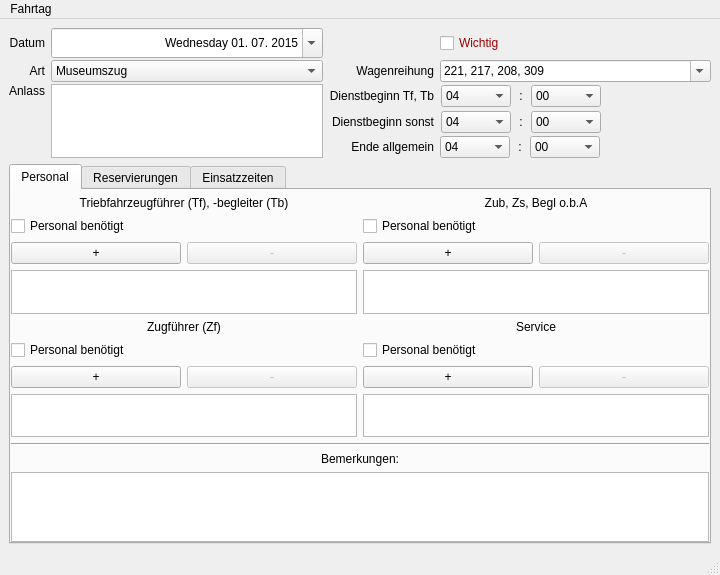
Before: the Qt Designer form Programm/fahrtagwindow.ui in philjosch/Einsatzplaner, drawn with Qt 5.
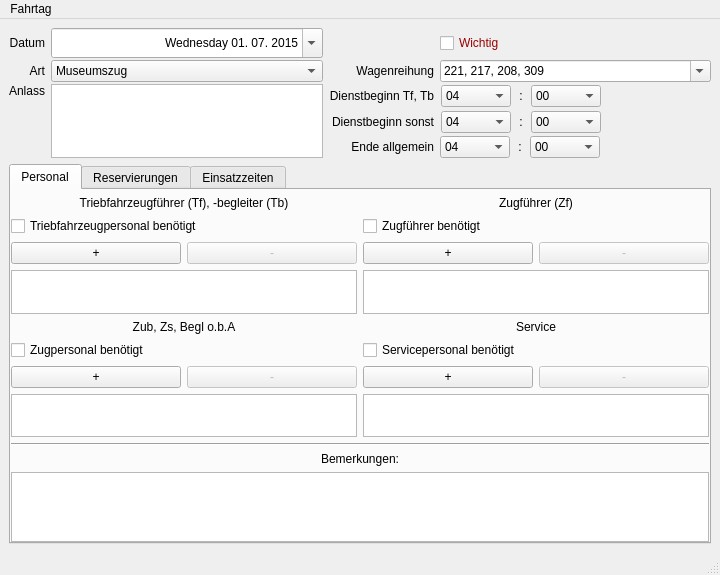
After: the same form once the commit is applied.

The edit to the form file:
```diff
--- a/Programm/fahrtagwindow.ui
+++ b/Programm/fahrtagwindow.ui
@@ -60,7 +60,7 @@
        <attribute name="title">
         <string>Personal</string>
        </attribute>
-       <layout class="QGridLayout" name="gridLayout_4">
+       <layout class="QGridLayout" name="gridLayout_4" rowstretch="0,2,0,2">
         <property name="leftMargin">
          <number>0</number>
         </property>
@@ -77,120 +77,6 @@
          <number>6</number>
         </property>
         <item row="0" column="1">
-         <layout class="QGridLayout" name="gridZub">
-          <property name="leftMargin">
-           <number>0</number>
-          </property>
-          <property name="topMargin">
-           <number>0</number>
-          </property>
-          <property name="rightMargin">
-           <number>0</number>
-          </property>
-          <property name="bottomMargin">
-           <number>0</number>
-          </property>
-          <property name="spacing">
-           <number>6</number>
-          </property>
-          <item row="1" column="0" colspan="2">
-           <widget class="QCheckBox" name="checkZub">
-            <property name="text">
-             <string>Personal benötigt</string>
-            </property>
-           </widget>
-          </item>
-          <item row="3" column="0" colspan="2">
-           <widget class="QListWidget" name="listZub">
-            <property name="enabled">
-             <bool>true</bool>
-            </property>
-            <property name="verticalScrollMode">
-             <enum>QAbstractItemView::ScrollPerPixel</enum>
-            </property>
-            <property name="horizontalScrollMode">
-             <enum>QAbstractItemView::ScrollPerPixel</enum>
-            </property>
-            <property name="wordWrap">
-             <bool>true</bool>
-            </property>
-           </widget>
-          </item>
-          <item row="0" column="0" colspan="2">
-           <widget class="QLabel" name="LabelZb">
-            <property name="toolTip">
-             <string/>
-            </property>
-            <property name="statusTip">
-             <string>Zugbegleiter, Begleiter ohne betriebliche Aufgaben</string>
-            </property>
-            <property name="text">
-             <string>Zub, Zs, Begl o.b.A</string>
-            </property>
-            <property name="alignment">
-             <set>Qt::AlignCenter</set>
-            </property>
-           </widget>
-          </item>
-          <item row="2" column="0">
-           <widget class="QPushButton" name="buttonZubAdd">
-            <property name="enabled">
-             <bool>true</bool>
-            </property>
-            <property name="sizePolicy">
-             <sizepolicy hsizetype="Expanding" vsizetype="Fixed">
-              <horstretch>0</horstretch>
-              <verstretch>0</verstretch>
-             </sizepolicy>
-            </property>
-            <property name="toolTip">
-             <string>Name hinzufügen</string>
-            </property>
-            <property name="statusTip">
-             <string>Name hinzufügen</string>
-            </property>
-            <property name="whatsThis">
-             <string>Name hinzufügen</string>
-            </property>
-            <property name="accessibleDescription">
-             <string>Name hinzufügen</string>
-            </property>
-            <property name="text">
-             <string>+</string>
-            </property>
-           </widget>
-          </item>
-          <item row="2" column="1">
-           <widget class="QPushButton" name="buttonZubDelete">
-            <property name="enabled">
-             <bool>false</bool>
-            </property>
-            <property name="sizePolicy">
-             <sizepolicy hsizetype="Expanding" vsizetype="Fixed">
-              <horstretch>0</horstretch>
-              <verstretch>0</verstretch>
-             </sizepolicy>
-            </property>
-            <property name="toolTip">
-             <string>Ausgewählten Namen löschen</string>
-            </property>
-            <property name="statusTip">
-             <string>Ausgewählten Namen löschen</string>
-            </property>
-            <property name="whatsThis">
-             <string>Ausgewählten Namen löschen</string>
-            </property>
-            <property name="accessibleDescription">
-             <string>Ausgewählten Namen löschen</string>
-            </property>
-            <property name="text">
-             <string>-</string>
-            </property>
-           </widget>
-          </item>
-         </layout>
-        </item>
-        <item row="1" column="0">
          <layout class="QGridLayout" name="gridZf">
           <property name="leftMargin">
            <number>0</number>
@@ -210,7 +96,45 @@
           <item row="1" column="0" colspan="2">
            <widget class="QCheckBox" name="checkZf">
             <property name="text">
-             <string>Personal benötigt</string>
+             <string>Zugführer benötigt</string>
+            </property>
+           </widget>
+          </item>
+          <item row="3" column="0" colspan="2">
+           <widget class="QListWidget" name="listZf">
+            <property name="enabled">
+             <bool>true</bool>
+            </property>
+            <property name="maximumSize">
+             <size>
+              <width>16777215</width>
+              <height>75</height>
+             </size>
+            </property>
+            <property name="verticalScrollMode">
+             <enum>QAbstractItemView::ScrollPerPixel</enum>
+            </property>
+            <property name="horizontalScrollMode">
+             <enum>QAbstractItemView::ScrollPerPixel</enum>
+            </property>
+            <property name="wordWrap">
+             <bool>true</bool>
+            </property>
+           </widget>
+          </item>
+          <item row="0" column="0" colspan="2">
+           <widget class="QLabel" name="LabelZf">
+            <property name="toolTip">
+             <string/>
+            </property>
+            <property name="statusTip">
+             <string>Zugbegleiter, Begleiter ohne betriebliche Aufgaben</string>
+            </property>
+            <property name="text">
+             <string>Zugführer (Zf)</string>
+            </property>
+            <property name="alignment">
+             <set>Qt::AlignCenter</set>
             </property>
            </widget>
           </item>
@@ -270,8 +194,90 @@
             </property>
            </widget>
           </item>
+         </layout>
+        </item>
+        <item row="1" column="0">
+         <layout class="QGridLayout" name="gridZub">
+          <property name="leftMargin">
+           <number>0</number>
+          </property>
+          <property name="topMargin">
+           <number>0</number>
+          </property>
+          <property name="rightMargin">
+           <number>0</number>
+          </property>
+          <property name="bottomMargin">
+           <number>0</number>
+          </property>
+          <property name="spacing">
+           <number>6</number>
+          </property>
+          <item row="1" column="0" colspan="2">
+           <widget class="QCheckBox" name="checkZub">
+            <property name="text">
+             <string>Zugpersonal benötigt</string>
+            </property>
+           </widget>
+          </item>
+          <item row="2" column="0">
+           <widget class="QPushButton" name="buttonZubAdd">
+            <property name="enabled">
+             <bool>true</bool>
+            </property>
+            <property name="sizePolicy">
+             <sizepolicy hsizetype="Expanding" vsizetype="Fixed">
+              <horstretch>0</horstretch>
+              <verstretch>0</verstretch>
+             </sizepolicy>
+            </property>
+            <property name="toolTip">
+             <string>Name hinzufügen</string>
+            </property>
+            <property name="statusTip">
+             <string>Name hinzufügen</string>
+            </property>
+            <property name="whatsThis">
+             <string>Name hinzufügen</string>
+            </property>
+            <property name="accessibleDescription">
+             <string>Name hinzufügen</string>
+            </property>
+            <property name="text">
+             <string>+</string>
+            </property>
+           </widget>
+          </item>
+          <item row="2" column="1">
+           <widget class="QPushButton" name="buttonZubDelete">
+            <property name="enabled">
+             <bool>false</bool>
+            </property>
+            <property name="sizePolicy">
+             <sizepolicy hsizetype="Expanding" vsizetype="Fixed">
+              <horstretch>0</horstretch>
+              <verstretch>0</verstretch>
+             </sizepolicy>
+            </property>
+            <property name="toolTip">
+             <string>Ausgewählten Namen löschen</string>
+            </property>
+            <property name="statusTip">
+             <string>Ausgewählten Namen löschen</string>
+            </property>
+            <property name="whatsThis">
+             <string>Ausgewählten Namen löschen</string>
+            </property>
+            <property name="accessibleDescription">
+             <string>Ausgewählten Namen löschen</string>
+            </property>
+            <property name="text">
+             <string>-</string>
+            </property>
+           </widget>
+          </item>
           <item row="3" column="0" colspan="2">
-           <widget class="QListWidget" name="listZf">
+           <widget class="QListWidget" name="listZub">
             <property name="enabled">
              <bool>true</bool>
             </property>
@@ -290,12 +296,12 @@
            </widget>
           </item>
           <item row="0" column="0" colspan="2">
-           <widget class="QLabel" name="LabelZf">
+           <widget class="QLabel" name="LabelZub">
             <property name="toolTip">
              <string/>
             </property>
             <property name="text">
-             <string>Zugführer (Zf)</string>
+             <string>Zub, Zs, Begl o.b.A</string>
             </property>
             <property name="alignment">
              <set>Qt::AlignCenter</set>
@@ -324,7 +330,7 @@
           <item row="1" column="0" colspan="2">
            <widget class="QCheckBox" name="checkService">
             <property name="text">
-             <string>Personal benötigt</string>
+             <string>Servicepersonal benötigt</string>
             </property>
            </widget>
           </item>
@@ -511,7 +517,7 @@
           <item row="1" column="0" colspan="2">
            <widget class="QCheckBox" name="checkTf">
             <property name="text">
-             <string>Personal benötigt</string>
+             <string>Triebfahrzeugpersonal benötigt</string>
             </property>
            </widget>
           </item>
```
Left out of the diff: 14 changed lines with no effect on the pictures.
